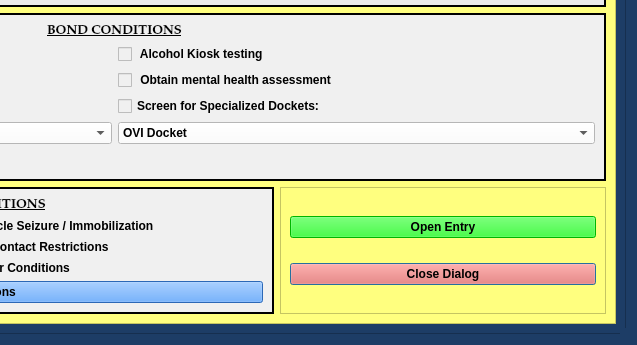
Before: the Qt Designer form munientry/views/ui/BondHearingDialog.ui in HunterProgram22/MuniEntry, drawn with Qt 5; both pictures show x 408 to 1045 and y 446 to 791 of the 1045 by 791 pixel window.
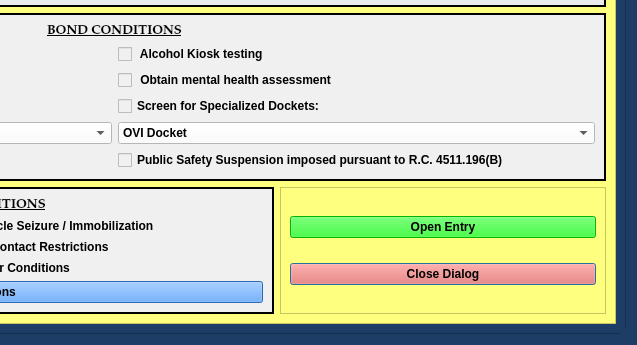
After: the same form once the commit is applied. Custom widgets are drawn as their Qt base class.

Commit message: Added public safety suspension to 3 bond dialogs and templates.

Patch:
```diff
--- a/munientry/views/ui/BondHearingDialog.ui
+++ b/munientry/views/ui/BondHearingDialog.ui
@@ -344,6 +344,13 @@
                </property>
               </widget>
              </item>
+             <item row="8" column="1">
+              <widget class="ConditionCheckbox" name="public_safety_suspension_checkBox">
+               <property name="text">
+                <string>Public Safety Suspension imposed pursuant to R.C. 4511.196(B)</string>
+               </property>
+              </widget>
+             </item>
             </layout>
            </widget>
           </item>
@@ -903,6 +910,11 @@
    <extends>QComboBox</extends>
    <header>.custom_widgets</header>
   </customwidget>
+  <customwidget>
+   <class>ConditionCheckbox</class>
+   <extends>QCheckBox</extends>
+   <header>.custom_widgets</header>
+  </customwidget>
  </customwidgets>
  <tabstops>
   <tabstop>defendant_first_name_lineEdit</tabstop>
```
Left out of the diff: 26 changed lines with no effect on the pictures. The commit also changes 13 other files.
